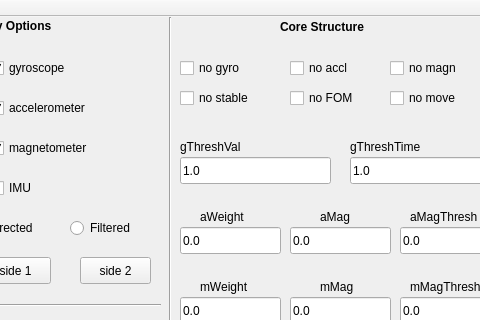
The window that display/windowGUI.ui (ssymeonidis/displayIMU) describes before a commit, drawn with Qt 5; both pictures show x 550 to 1030 and y 0 to 320 of the 1400 by 770 pixel window.
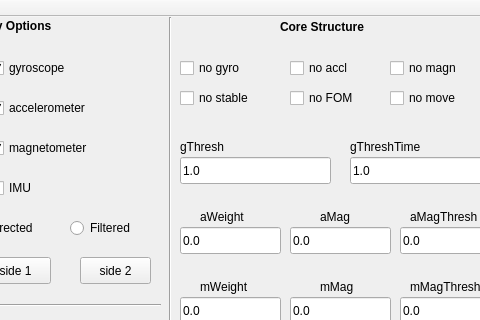
The same window after the commit. Custom widgets are drawn as their Qt base class.

Diff of the .ui file:
```diff
--- a/display/windowGUI.ui
+++ b/display/windowGUI.ui
@@ -983,7 +983,7 @@
      </font>
     </property>
     <property name="text">
-     <string>gThreshVal</string>
+     <string>gThresh</string>
     </property>
    </widget>
    <widget class="QLabel" name="labelCore">
```
Left out of the diff: 4 changed lines with no effect on the pictures.
